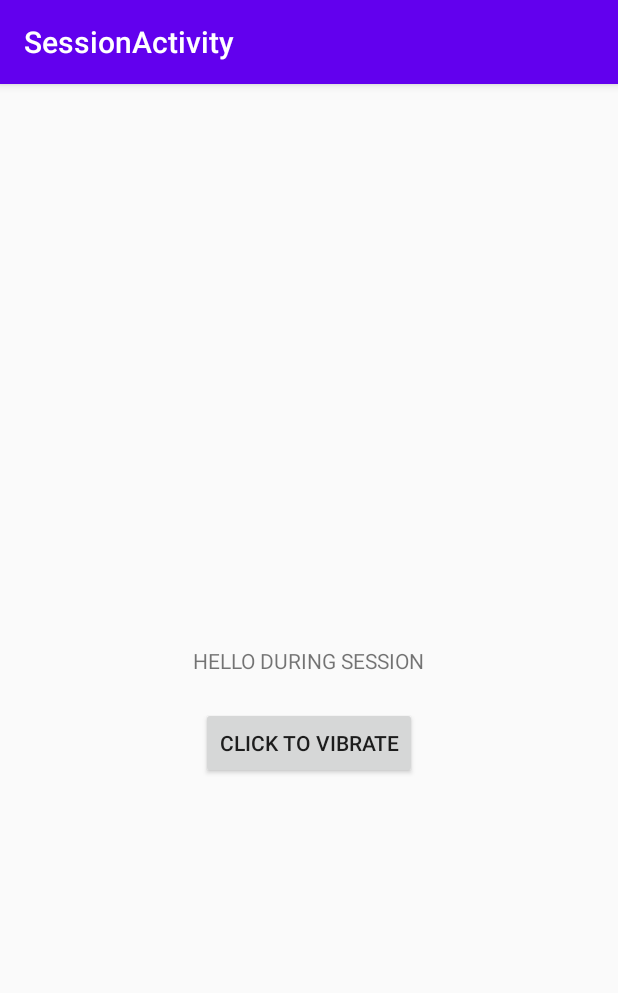
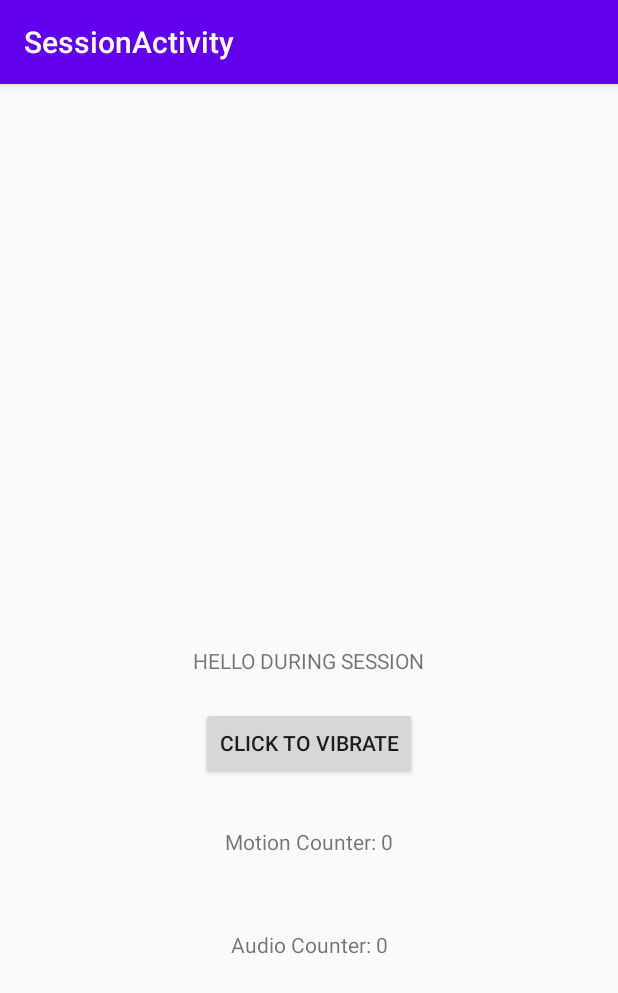
Before and after one commit to jjanton/TicTrac, an Android app: the fragment SessionFragment placed in its activity, on a phone screen of 412 x 824 dp. Shown: the top 993 px of the screen. Run offline under Robolectric (Android 15) with nearby library versions, the phone set to English and light mode, and no system bars; 2 statements that could not run were skipped.

Commit message:
implemented the view model, obvervable counters, and increment audio and motion counters upon audio/motion events

```diff
--- a/app/src/main/java/com/project/tictrac/session/midsession/MaxAmplitudeRecorder.java
+++ b/app/src/main/java/com/project/tictrac/session/midsession/MaxAmplitudeRecorder.java
@@ -2,23 +2,25 @@ package com.project.tictrac.session.midsession;
 
 import android.content.Context;
 import android.media.MediaRecorder;
+import android.os.Handler;
+import android.view.View;
 
 import com.project.tictrac.Utils;
 
 import java.io.IOException;
 
+//TODO: request mic (and storage permissions?) from user. Check if they're available first
+
 /**
  * This class was referenced (in part) from Professional Android Sensor Programming, Milette & Stroud,
  * and the example code that comes with the book, Class MaxAmplitudeRecorder
  */
-
-//TODO: request mic (and storage permissions?) from user. Check if they're available first
-
 public class MaxAmplitudeRecorder {
     // Constructor arguments
     private int amplitudeThreshold;
     private String tmpAudioFile;
     private Context context;
+    private SessionViewModel mViewModel;
 
     // Audio variables
     private AmplitudeClipListener clipListener;
@@ -29,21 +31,26 @@ public class MaxAmplitudeRecorder {
     private static final int THRESHOLD_MED = 18000;
     private static final int THRESHOLD_HIGH = 25000;
 
+    private Handler mViewModelHandler;
 
-    public MaxAmplitudeRecorder(int amplitudeThreshold, String tmpAudioFile, Context context) {
-        // Class variables
+
+
+    public MaxAmplitudeRecorder(int amplitudeThreshold, String tmpAudioFile, Context context, SessionViewModel mViewModel) {
         this.amplitudeThreshold = amplitudeThreshold;
         this.tmpAudioFile = tmpAudioFile;
         this.context = context;
+        this.mViewModel = mViewModel;
 
         this.continueRecording = false;
         this.clipListener = createAmplitudeClipListener(amplitudeThreshold);
+
+        mViewModelHandler = new Handler();
     }
 
     /**
      * This method was referenced (in part) from Professional Android Sensor Programming, Milette & Stroud,
      */
-    public void startRecording() {
+    public void startRecording()  {
         prepareMediaRecorder();
 
         boolean heard = false;
@@ -56,7 +63,17 @@ public class MaxAmplitudeRecorder {
 
             if (heard) {
                 Utils.vibrate(1000, context);
-                System.out.println("HEARD A SOUND!!!!!");
+
+                mViewModelHandler.post(() -> {
+                    mViewModel.incrementAudioCounter();
+                });
+            }
+
+            // Sleep the thread for a short time so the counter doesn't increase more than 1 per tic
+            try {
+                Thread.sleep(700);
+            } catch (InterruptedException e) {
+                e.printStackTrace();
             }
         }
 
--- a/app/src/main/java/com/project/tictrac/session/midsession/MotionEventListener.java
+++ b/app/src/main/java/com/project/tictrac/session/midsession/MotionEventListener.java
@@ -23,12 +23,14 @@ import static androidx.core.content.ContextCompat.getSystemService;
 public class MotionEventListener extends AppCompatActivity implements SensorEventListener {
 
     private Context context;
+    private SessionViewModel mViewModel;
 
     //TODO: Allow for low, normal, and high sensitivity (threshold = 3,2,1)
     private static final int THRESHOLD = 2;
 
-    public MotionEventListener(Context context) {
+    public MotionEventListener(Context context, SessionViewModel mViewModel) {
         this.context = context;
+        this.mViewModel = mViewModel;
     }
 
     @Override
@@ -44,6 +46,7 @@ public class MotionEventListener extends AppCompatActivity implements SensorEven
 
         if (acceleration > THRESHOLD) {
             Utils.vibrate(500, context);
+            mViewModel.incrementMotionCounter();
         }
 
     }
--- a/app/src/main/java/com/project/tictrac/session/midsession/SessionFragment.java
+++ b/app/src/main/java/com/project/tictrac/session/midsession/SessionFragment.java
@@ -1,5 +1,7 @@
 package com.project.tictrac.session.midsession;
 
+import androidx.lifecycle.Observer;
+import androidx.lifecycle.SavedStateViewModelFactory;
 import androidx.lifecycle.ViewModelProviders;
 
 import android.hardware.Sensor;
@@ -47,9 +49,15 @@ public class SessionFragment extends Fragment {
     private SessionViewModel mViewModel;
     private SessionDetails sessionDetails;
     private TextView testTextView;
+    private TextView motionCounter;
+    private TextView audioCounter;
     private Button vibratorButton;
 
     private Vibrator vibrator;
+
+    //TODO: We aren't stopping the motion/audio listeners. Even if you go back to another activity,
+    // they are still active. We need to stop the listeners when appropriate (eg. when a session
+    // timer ends, or when the user closes the app, or navigates away from the session fragment)
 
     public static SessionFragment newInstance() {
         return new SessionFragment();
@@ -61,18 +69,50 @@ public class SessionFragment extends Fragment {
         return inflater.inflate(R.layout.session_fragment, container, false);
     }
 
+    private void setupUI() {
+        // View model setup
+        SavedStateViewModelFactory factory = new SavedStateViewModelFactory(
+                getActivity().getApplication(), this);
+        mViewModel = ViewModelProviders.of(this, factory).get(SessionViewModel.class);
+
+        // Get UI elements
+        vibratorButton = getView().findViewById(R.id.vibratorButton);
+        motionCounter = getView().findViewById(R.id.motionCounter);
+        audioCounter = getView().findViewById(R.id.audioCounter);
+        motionCounter.setText("Motion Counter: 0");
+        audioCounter.setText("Audio Counter: 0");
+
+        // Observer for motionCounter
+        final Observer<Integer> motionCounterObserver = new Observer<Integer>() {
+            @Override
+            public void onChanged(Integer integer) {
+                motionCounter.setText("Motion Counter: " + String.valueOf(integer));
+            }
+        };
+
+        // Observer for audioCounter
+        final Observer<Integer> audioCounterObserver = new Observer<Integer>() {
+            @Override
+            public void onChanged(Integer integer) {
+                audioCounter.setText("Audio Counter: " + String.valueOf(integer));
+            }
+        };
+
+        // Tell observers to observe the data in mViewModel
+        mViewModel.getMotionCounter().observe(getViewLifecycleOwner(), motionCounterObserver);
+        mViewModel.getAudioCounter().observe(getViewLifecycleOwner(), audioCounterObserver);
+    }
+
     @Override
     public void onActivityCreated(@Nullable Bundle savedInstanceState) {
         super.onActivityCreated(savedInstanceState);
 
+        // Setup user interface
+        setupUI();
 
         // Register a sensor manager to set up motion sensor, set sensor active
         sensorManager = (SensorManager) getContext().getSystemService(SENSOR_SERVICE);
         motionSensorActive = true;
-
-        // Get UI elements
-        mViewModel = ViewModelProviders.of(this).get(SessionViewModel.class);
-        vibratorButton = getView().findViewById(R.id.vibratorButton);
 
         // Get get the SessionDetail object that was set as this fragment's arguments
         // in the SessionActivity
@@ -94,10 +134,6 @@ public class SessionFragment extends Fragment {
         // Start the motion and audio detection
         startReadingMotionData();
         startReadingAudioData();
-
-        //TODO: We aren't stopping the motion/audio listeners. Even if you go back to another activity,
-        // they are still active. We need to stop the listeners when appropriate (eg. when a session
-        // timer ends, or when the user closes the app, or navigates away from the session fragment)
     }
 
     /**
@@ -107,10 +143,10 @@ public class SessionFragment extends Fragment {
      */
     private void startReadingMotionData() {
 //        if (!motionSensorActive) {
-            motionEventListener = new MotionEventListener(getContext());
-            sensorManager.registerListener(motionEventListener,
-                    sensorManager.getDefaultSensor(Sensor.TYPE_LINEAR_ACCELERATION),
-                    SensorManager.SENSOR_DELAY_NORMAL);
+        motionEventListener = new MotionEventListener(getContext(), mViewModel);
+        sensorManager.registerListener(motionEventListener,
+                sensorManager.getDefaultSensor(Sensor.TYPE_LINEAR_ACCELERATION),
+                SensorManager.SENSOR_DELAY_NORMAL);
 //        }
 
         motionSensorActive = true;
@@ -129,8 +165,8 @@ public class SessionFragment extends Fragment {
     }
 
     /**
-     * This method was referenced from Google documentation on MediaRecorder,
-     * https://developer.android.com/guide/topics/media/mediarecorder, and (in part)
+     * This method was referenced (in part) from Google documentation on MediaRecorder,
+     * https://developer.android.com/guide/topics/media/mediarecorder, and
      * from Professional Android Sensor Programming, Milette & Stroud,
      */
     private void startReadingAudioData() {
@@ -139,7 +175,7 @@ public class SessionFragment extends Fragment {
                 getContext().getExternalFilesDir("temp_audio").getAbsolutePath()
                         + File.separator + "audio.3gp";
 
-        amplitudeRecorder = new MaxAmplitudeRecorder(10000, appStorageLocation, getContext());
+        amplitudeRecorder = new MaxAmplitudeRecorder(10000, appStorageLocation, getContext(), mViewModel);
 
         RunnableThread runnableThread = new RunnableThread(amplitudeRecorder);
         new Thread(runnableThread).start();
@@ -152,9 +188,4 @@ public class SessionFragment extends Fragment {
     }
 
 
-
-
-
-
-
 }
--- a/app/src/main/java/com/project/tictrac/session/midsession/SessionViewModel.java
+++ b/app/src/main/java/com/project/tictrac/session/midsession/SessionViewModel.java
@@ -1,7 +1,52 @@
 package com.project.tictrac.session.midsession;
 
+import androidx.lifecycle.MutableLiveData;
 import androidx.lifecycle.ViewModel;
 
 public class SessionViewModel extends ViewModel {
-    // TODO: Implement the ViewModel
+    private MutableLiveData<Integer> motionCounter = new MutableLiveData<>();
+    private MutableLiveData<Integer> audioCounter = new MutableLiveData<>();
+
+    public SessionViewModel() {
+        motionCounter.setValue(0);
+        motionCounter.setValue(0);
+    }
+
+    public MutableLiveData<Integer> getMotionCounter() {
+        return motionCounter;
+    }
+
+    public MutableLiveData<Integer> getAudioCounter() {
+        return audioCounter;
+    }
+
+    void incrementMotionCounter () {
+        Integer newValue = (motionCounter.getValue() == null) ? 0 : motionCounter.getValue() + 1;
+        motionCounter.setValue(newValue);
+    }
+
+    void incrementAudioCounter () {
+        Integer newValue = (audioCounter.getValue() == null) ? 0 : audioCounter.getValue() + 1;
+        audioCounter.setValue(newValue);
+    }
+
+    public int getMotionCounterValue() {
+        if (motionCounter == null) {
+            return 0;
+        } else {
+            return (int) motionCounter.getValue();
+        }
+    }
+
+    public int getAudioCounterValue() {
+        if (audioCounter == null) {
+            return 0;
+        } else {
+            return (int) audioCounter.getValue();
+        }
+    }
+
+
+
+
 }
--- a/app/src/main/res/layout/session_fragment.xml
+++ b/app/src/main/res/layout/session_fragment.xml
@@ -25,4 +25,29 @@
         app:layout_constraintEnd_toEndOf="parent"
         app:layout_constraintStart_toStartOf="parent"
         app:layout_constraintTop_toBottomOf="@+id/textView" />
+
+    <TextView
+        android:id="@+id/motionCounter"
+        android:layout_width="wrap_content"
+        android:layout_height="wrap_content"
+        android:layout_marginTop="32dp"
+        app:layout_constraintEnd_toEndOf="parent"
+        app:layout_constraintHorizontal_bias="0.5"
+        app:layout_constraintStart_toStartOf="parent"
+        app:layout_constraintTop_toBottomOf="@+id/vibratorButton"
+        tools:text="MOTION COUNTER" />
+
+    <TextView
+        android:id="@+id/audioCounter"
+        android:layout_width="wrap_content"
+        android:layout_height="wrap_content"
+        android:layout_marginTop="16dp"
+        android:layout_marginBottom="32dp"
+        app:layout_constraintBottom_toBottomOf="parent"
+        app:layout_constraintEnd_toEndOf="parent"
+        app:layout_constraintHorizontal_bias="0.5"
+        app:layout_constraintStart_toStartOf="parent"
+        app:layout_constraintTop_toBottomOf="@+id/motionCounter"
+        app:layout_constraintVertical_bias="0.18"
+        tools:text="AUDIO COUNTER" />
 </androidx.constraintlayout.widget.ConstraintLayout>
```
